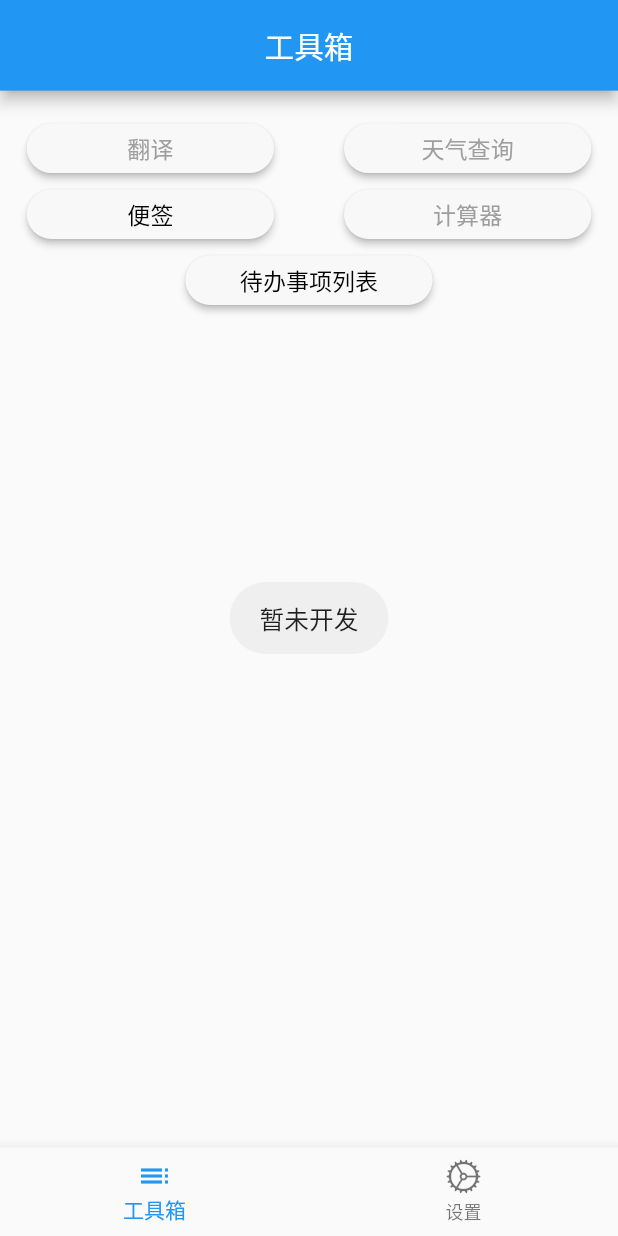
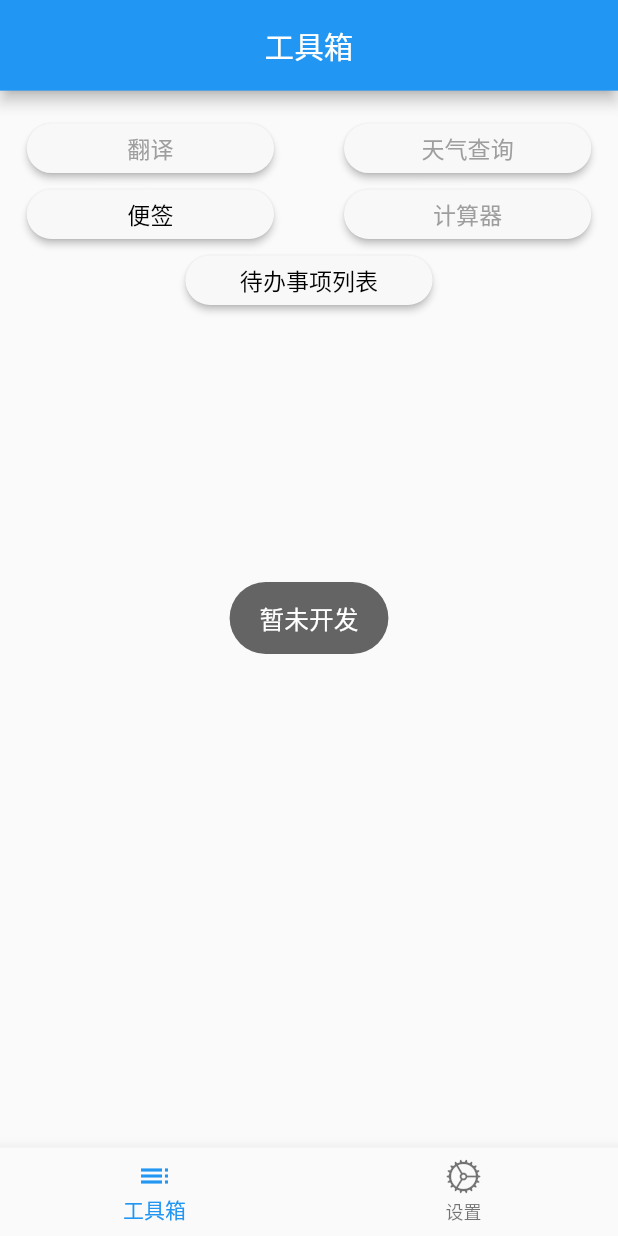
Before and after one commit to path-yu/simple_app, a Flutter app: the screen it shows after launch, after a tap on "翻译", on a phone screen of 412 x 824 dp. Run offline on Flutter 3.47's test engine with Material 2 defaults, Android fonts, the phone set to English and light mode, and no system bars; our stand-ins replace date_format, flutter_local_notifications, flutter_screenutil, fluttertoast, permission_handler, shared_preferences; missing offline and left inert: back_button_interceptor.

Commit message:
更新toast样式

```diff
--- a/lib/utils/show_toast.dart
+++ b/lib/utils/show_toast.dart
@@ -1,3 +1,4 @@
+import 'package:flutter/material.dart';
 import 'package:flutter_screenutil/flutter_screenutil.dart';
 import 'package:fluttertoast/fluttertoast.dart';
 
@@ -6,5 +7,6 @@ showToast(String message) {
       msg: message,
       gravity: ToastGravity.CENTER,
       timeInSecForIosWeb: 1,
+      backgroundColor: const Color.fromRGBO(0, 0, 0, 0.6),
       fontSize: ScreenUtil().setSp(15));
 }
```
